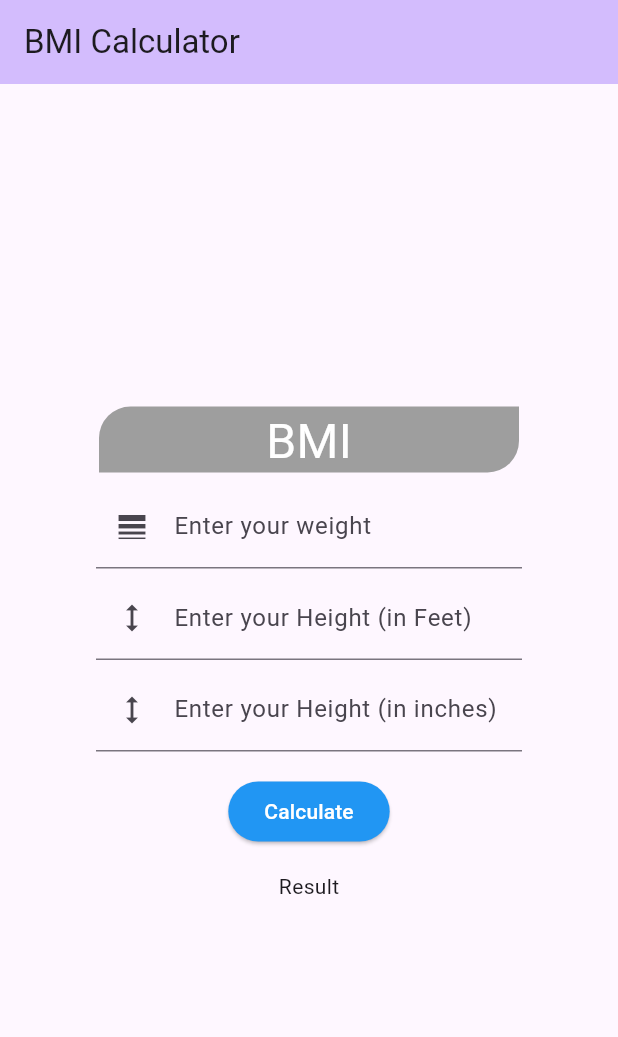
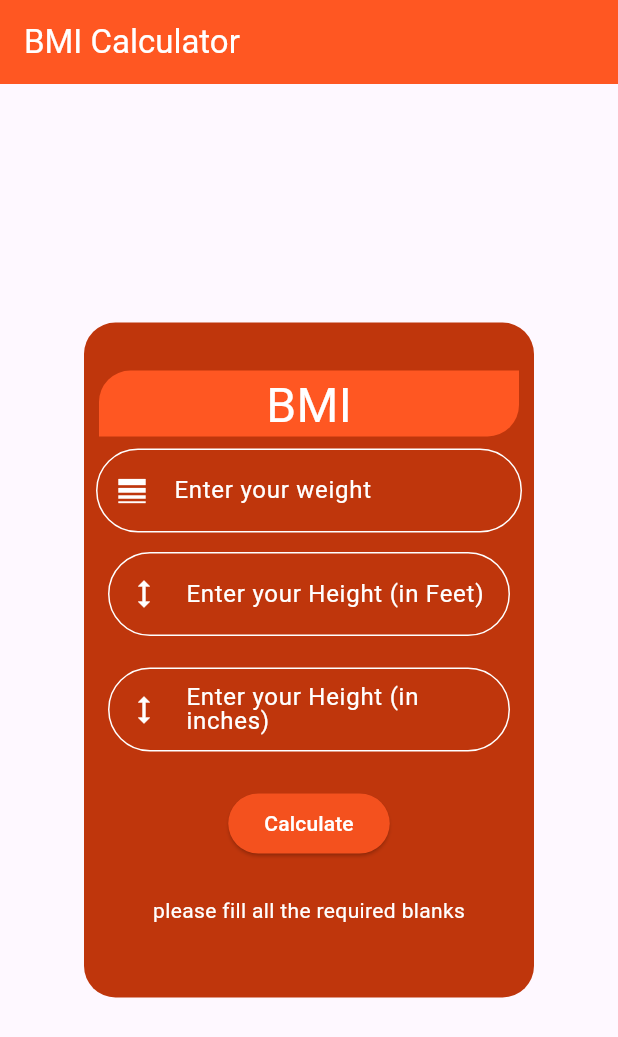
Before and after one commit to Sikandar897/bmi_app, a Flutter app: the screen it shows after launch, after a tap on "Calculate", on a phone screen of 412 x 824 dp. Shown: the top 1037 px of the screen. Run offline on Flutter 3.47's test engine with Material 2 defaults, Android fonts, the phone set to English and light mode, and no system bars.

Commit message:
Full UI and Functional

```diff
--- a/lib/Presentation/widgets/widgets.dart
+++ b/lib/Presentation/widgets/widgets.dart
@@ -1,73 +1,147 @@
 import 'package:flutter/material.dart';
 
-/* MyTextField Class Contain all Textfield of UI*/
+class MyCalculator extends StatefulWidget {
+  const MyCalculator({Key? key}) : super(key: key);
 
-class MyTextField extends StatelessWidget {
-  const MyTextField({super.key});
+  @override
+  MyCalculatorState createState() => MyCalculatorState();
+}
+
+class MyCalculatorState extends State<MyCalculator> {
+  var wtController = TextEditingController();
+  var ftController = TextEditingController();
+  var inController = TextEditingController();
+  var result = "";
 
   @override
   Widget build(BuildContext context) {
-    //weight
-    var wtController = TextEditingController();
-    //feet
-    var ftController = TextEditingController();
-    //inches
-    var inController = TextEditingController();
-
     return Column(
       children: [
-        /* Weight text field */
-
+        // Text field for weight
         TextField(
+          style: const TextStyle(color: Color.fromARGB(255, 255, 255, 255)),
           controller: wtController,
+          cursorColor: const Color.fromARGB(255, 255, 255, 255),
           keyboardType: TextInputType.number,
           decoration: const InputDecoration(
-              label: Text('Enter your weight'),
-              prefixIcon: Icon(Icons.line_weight)),
+            enabledBorder: OutlineInputBorder(
+                borderRadius: BorderRadius.all(Radius.circular(30)), borderSide: BorderSide(color: Colors.white)),
+            label: Text('Enter your weight',
+                style: TextStyle(color: Color.fromARGB(255, 255, 255, 255))),
+            prefixIcon: Icon(Icons.line_weight,
+                color: Color.fromARGB(255, 255, 255, 255)),
           ),
+        ),
+        const SizedBox(height: 5),
 
-        const SizedBox(height: 5,),
-
-        /* Height text field */
-        TextField(
+        // Text field for height in feet
+        Padding(
+          padding: const EdgeInsets.all(8.0),
+          child: TextField(
+            style: const TextStyle(color: Color.fromARGB(255, 255, 255, 255)),
+            cursorColor: const Color.fromARGB(255, 255, 255, 255),
             controller: ftController,
             keyboardType: TextInputType.number,
             decoration: const InputDecoration(
-              label: Text('Enter your Height (in Feet)'),
-              prefixIcon: Icon(Icons.height)),
+              enabledBorder: OutlineInputBorder(
+                  borderRadius: BorderRadius.all(Radius.circular(30)), borderSide: BorderSide(color: Colors.white)),
+              label: Text(
+                'Enter your Height (in Feet)',
+                style: TextStyle(color: Color.fromARGB(255, 255, 255, 255)),
+              ),
+              prefixIcon:
+                  Icon(Icons.height, color: Color.fromARGB(255, 255, 255, 255)),
+            ),
+          ),
+        ),
+        const SizedBox(height: 5),
+
+        // Text field for height in inches
+        Padding(
+          padding: const EdgeInsets.all(8.0),
+          child: TextField(
+            controller: inController,
+            cursorColor: const Color.fromARGB(255, 255, 255, 255),
+            style: const TextStyle(color: Color.fromARGB(255, 255, 255, 255)),
+            keyboardType: TextInputType.number,
+            decoration: const InputDecoration(
+              enabledBorder: OutlineInputBorder(
+                  borderRadius: BorderRadius.all(Radius.circular(30)), borderSide: BorderSide(color: Colors.white)),
+              label: Text(
+                'Enter your Height (in inches)',
+                style: TextStyle(color: Color.fromARGB(255, 255, 255, 255)),
+              ),
+              prefixIcon:
+                  Icon(Icons.height, color: Color.fromARGB(255, 255, 255, 255)),
+            ),
+          ),
         ),
 
+        // Calculate button
+        Padding(
+          padding: const EdgeInsets.all(16.0),
+          child: ElevatedButton(
+            onPressed: () {
+              // Get values from text controllers
+              var wt = wtController.text;
+              var ft = ftController.text;
+              var inches = inController.text;
 
-        const SizedBox(height: 5,),
+              if (wt != '' && ft != '' && inches != '') {
+                // BMI Calculation - Perform your BMI calculation here based on wt, ft, inches
 
-        /* inches text field */
+                //iwt means int weight and its converted from string to int below
+                var iwt = int.parse(wt);
+                var ift = int.parse(ft);
+                var iInch = int.parse(inches);
 
-        TextField(
-          controller: inController,
-          keyboardType: TextInputType.number,
-          decoration: const InputDecoration(
-              label: Text('Enter your Height (in inches)'),
-              prefixIcon: Icon(Icons.height)),
+                //logic for conversion the values
+                //total inches total centemeter and total meter
+                var tInch = (ift * 12) + iInch;
+                var tCm = tInch * 2 * 2.5;
+                var tM = tCm / 100;
+                var bmiResult = iwt / (tM * tM); // BMI calculation logic
 
-        )
+                var msg= '';
+                if (bmiResult>25){
+                msg = "You're OverWeight!!";
+                }
+                else if (bmiResult<18){
+                msg = "You're UnderWeight!!";
+                }
+                else{
+                  msg = "You're Healthy!! ";
+                }
+                setState(() {
+                  result =
+                      '$msg \n Your BMI is: ${bmiResult.toStringAsFixed(4)}'; //for decimales value upto 4 digits
+                });
+              } else {
+                setState(() {
+                  result = 'please fill all the required blanks';
+                });
+              }
+            },
+            style: ButtonStyle(
+              backgroundColor:
+                  MaterialStatePropertyAll(Colors.deepOrange.shade600),
+            ),
+            child: const Text(
+              'Calculate',
+              style: TextStyle(color: Colors.white),
+            ),
+          ),
+        ),
+
+        // Display result
+        Padding(
+          padding: const EdgeInsets.all(8.0),
+          child: Text(
+            result,
+            style: const TextStyle(color: Color.fromARGB(255, 255, 255, 255)),
+          ),
+        ),
       ],
     );
   }
 }
-
-/* MyButton Class Contain button for UI*/
-
-class MyButton extends StatelessWidget {
-  const MyButton({super.key});
-  @override
-  Widget build(BuildContext context) {
-    return ElevatedButton(
-        onPressed: () {},
-        style: const ButtonStyle(
-            backgroundColor: MaterialStatePropertyAll(Colors.blue)),
-        child: const Text(
-          'Calculate',
-          style: TextStyle(color: Colors.white),
-        ));
-  }
-}
--- a/lib/main.dart
+++ b/lib/main.dart
@@ -15,21 +15,6 @@ class MyApp extends StatelessWidget {
       debugShowCheckedModeBanner: false,
       title: 'BMI Calculator',
       theme: ThemeData(
-        // This is the theme of your application.
-        //
-        // TRY THIS: Try running your application with "flutter run". You'll see
-        // the application has a blue toolbar. Then, without quitting the app,
-        // try changing the seedColor in the colorScheme below to Colors.green
-        // and then invoke "hot reload" (save your changes or press the "hot
-        // reload" button in a Flutter-supported IDE, or press "r" if you used
-        // the command line to start the app).
-        //
-        // Notice that the counter didn't reset back to zero; the application
-        // state is not lost during the reload. To reset the state, use hot
-        // restart instead.
-        //
-        // This works for code too, not just values: Most code changes can be
-        // tested with just a hot reload.
         colorScheme: ColorScheme.fromSeed(seedColor: Colors.deepPurple),
         useMaterial3: true,
       ),
@@ -51,11 +36,20 @@ class _MyHomePageState extends State<MyHomePage> {
   Widget build(BuildContext context) {
     return Scaffold(
         appBar: AppBar(
-          backgroundColor: Theme.of(context).colorScheme.inversePrimary,
-          title: Text(widget.title),
+          backgroundColor: Colors.deepOrange,
+          title: Text(widget.title , style: const TextStyle(color: Colors.white)),
         ),
-        body: Center(
-          child: SizedBox(
+        body: Container(
+          color: Colors.white10,
+          child: Center(
+            child: Padding(
+              padding: const EdgeInsets.all(8.0),
+              child: Container(
+                height: 450,
+                decoration: BoxDecoration(
+                  color: Colors.deepOrange.shade900,
+                  borderRadius: const BorderRadius.all(Radius.circular(21))
+                ),
                 width: 300,
                 child: Column(
                   mainAxisAlignment: MainAxisAlignment.center,
@@ -67,7 +61,7 @@ class _MyHomePageState extends State<MyHomePage> {
                         width: 280,
                         height: 44,
                         decoration: const BoxDecoration(
-                        color: Colors.grey,
+                            color: Colors.deepOrange,
                             borderRadius: BorderRadius.only(
                                 topLeft: Radius.elliptical(21, 21),
                                 bottomRight: Radius.elliptical(21, 21))),
@@ -79,27 +73,15 @@ class _MyHomePageState extends State<MyHomePage> {
 
                         /* BMI Title Container End Here  */
 
-                /* Text Field Widget */
+                    /* MyCalulator Widget */
 
                     const Padding(
                       padding: EdgeInsets.all(8.0),
-                  child: MyTextField(),
+                      child: MyCalculator(),
                     ),
-
-                /* button Widget */
-
-                const Padding(
-                  padding: EdgeInsets.all(8.0),
-                  child: MyButton(),
+                  ],
                 ),
-
-                /* Result Text */
-
-                const Padding(
-                  padding: EdgeInsets.all(8.0),
-                  child: Text('Result'),
-                )
-              ],
+              ),
             ),
           ),
         ));
```
Also changed, not shown: 1 other file. Lines whose indentation alone changed are shown as unchanged.
